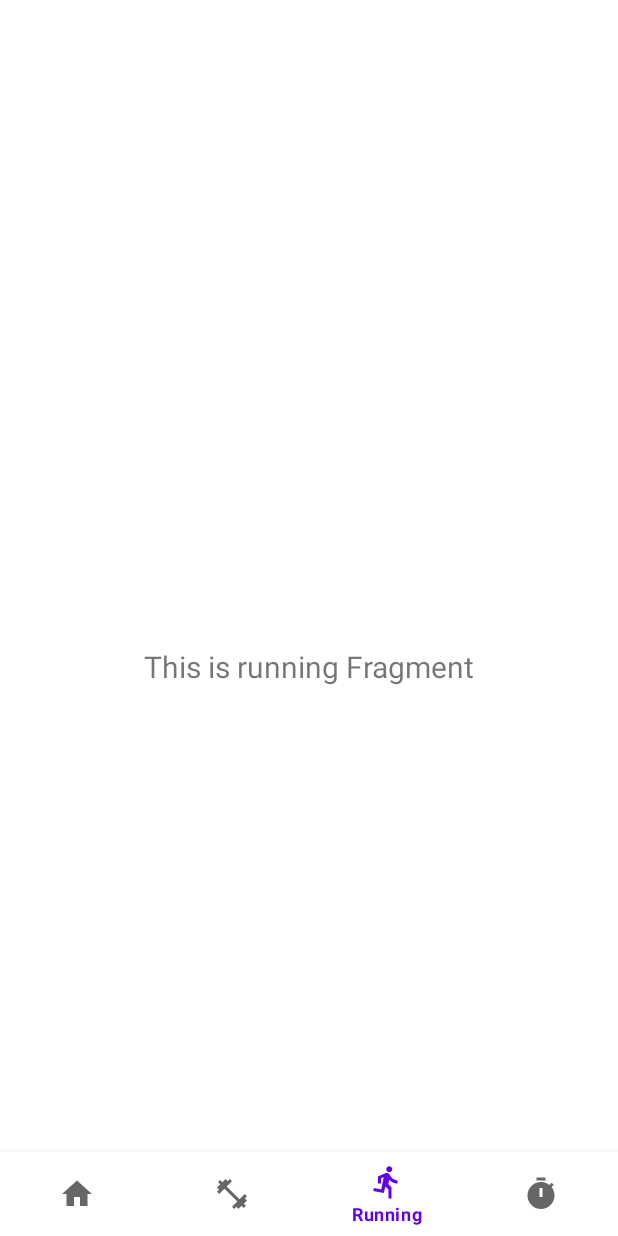
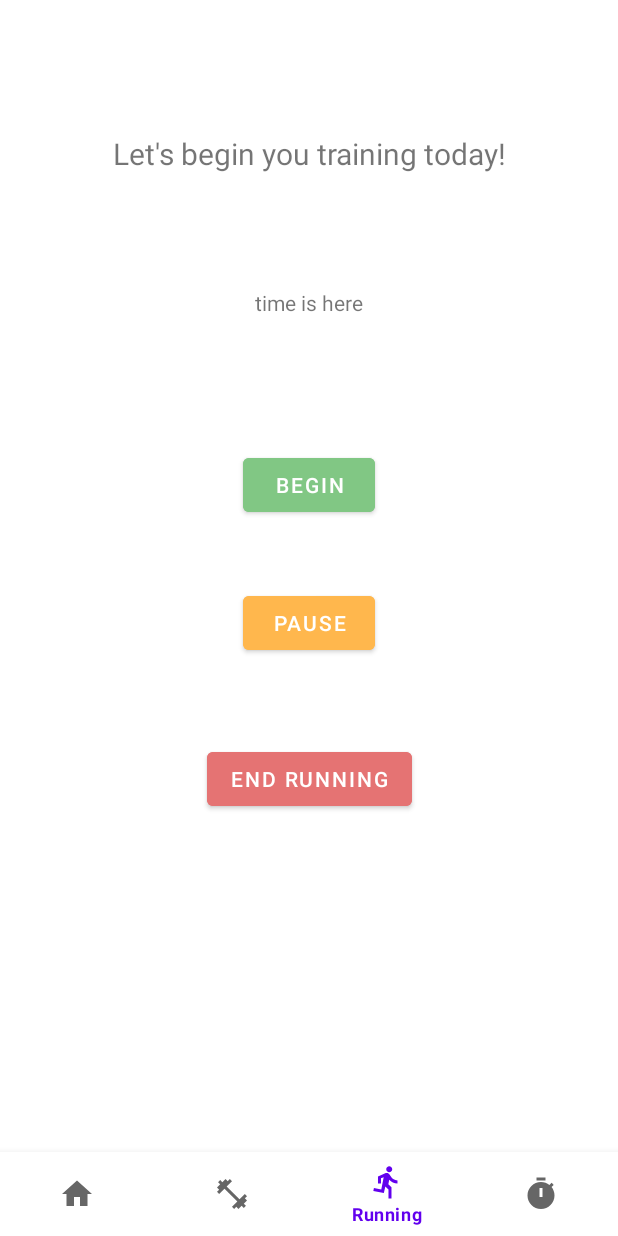
Before and after one commit to Sutemi67/Kotlin_TrainingDiary_app, an Android app: the RunningFragment screen opened through its navigation route, on a phone screen of 412 x 824 dp. Run offline under Robolectric (Android 15) with nearby library versions, the phone set to English and light mode, and no system bars; our stand-ins replace navigation-ui.

Commit message:
running mvvm patch

```diff
--- a/app/src/main/java/apc/appcradle/trainingdiary/ui/notifications/RunningFragment.kt
+++ b/app/src/main/java/apc/appcradle/trainingdiary/ui/notifications/RunningFragment.kt
@@ -6,39 +6,29 @@ import android.view.View
 import android.view.ViewGroup
 import android.widget.TextView
 import androidx.fragment.app.Fragment
-import androidx.lifecycle.ViewModelProvider
 import apc.appcradle.trainingdiary.databinding.FragmentRunningBinding
+import org.koin.androidx.viewmodel.ext.android.viewModel
 
 class RunningFragment : Fragment() {
 
-    private var _binding: FragmentRunningBinding? = null
-    private val binding get() = _binding!!
+    private lateinit var binding: FragmentRunningBinding
+    private val vm by viewModel<RunningViewModel>()
 
     override fun onCreateView(
         inflater: LayoutInflater,
         container: ViewGroup?,
         savedInstanceState: Bundle?
     ): View {
-        val runningViewModel =
-            ViewModelProvider(this)[RunningViewModel::class.java]
-
-        _binding = FragmentRunningBinding.inflate(inflater, container, false)
-        val root: View = binding.root
-
-        val textView: TextView = binding.textRunning
-        runningViewModel.text.observe(viewLifecycleOwner) {
+        binding = FragmentRunningBinding.inflate(layoutInflater, container, false)
+        val textView: TextView = binding.greetings
+        vm.text.observe(viewLifecycleOwner) {
             textView.text = it
         }
-        return root
+        return binding.root
     }
 
     override fun onViewCreated(view: View, savedInstanceState: Bundle?) {
         super.onViewCreated(view, savedInstanceState)
-
-    }
-
-    override fun onDestroyView() {
-        super.onDestroyView()
-        _binding = null
+        binding.start
     }
 }
--- a/app/src/main/java/apc/appcradle/trainingdiary/ui/notifications/RunningViewModel.kt
+++ b/app/src/main/java/apc/appcradle/trainingdiary/ui/notifications/RunningViewModel.kt
@@ -7,7 +7,7 @@ import androidx.lifecycle.ViewModel
 class RunningViewModel : ViewModel() {
 
     private val _text = MutableLiveData<String>().apply {
-        value = "This is running Fragment"
+        value = "Let's begin you training today!"
     }
     val text: LiveData<String> = _text
 }
--- a/app/src/main/res/layout/fragment_running.xml
+++ b/app/src/main/res/layout/fragment_running.xml
@@ -7,17 +7,63 @@
     tools:context=".ui.notifications.RunningFragment">
 
     <TextView
-        android:id="@+id/text_running"
+        android:id="@+id/greetings"
         android:layout_width="match_parent"
         android:layout_height="wrap_content"
         android:layout_marginStart="8dp"
         android:layout_marginTop="8dp"
         android:layout_marginEnd="8dp"
+        android:text="Begin your running today"
         android:textAlignment="center"
         android:textSize="20sp"
         app:layout_constraintBottom_toBottomOf="parent"
         app:layout_constraintEnd_toEndOf="parent"
+        app:layout_constraintHorizontal_bias="0.0"
         app:layout_constraintStart_toStartOf="parent"
-        app:layout_constraintTop_toTopOf="parent" />
+        app:layout_constraintTop_toTopOf="parent"
+        app:layout_constraintVertical_bias="0.034" />
+
+    <TextView
+        android:id="@+id/timer_text"
+        android:layout_width="wrap_content"
+        android:layout_height="wrap_content"
+        android:layout_marginTop="76dp"
+        android:text="time is here"
+        app:layout_constraintEnd_toEndOf="parent"
+        app:layout_constraintStart_toStartOf="parent"
+        app:layout_constraintTop_toBottomOf="@+id/greetings" />
+
+    <Button
+        android:id="@+id/start"
+        android:layout_width="wrap_content"
+        android:layout_height="wrap_content"
+        android:layout_marginTop="88dp"
+        android:backgroundTint="@color/start_green"
+        android:text="begin"
+        app:layout_constraintEnd_toEndOf="parent"
+        app:layout_constraintStart_toStartOf="parent"
+        app:layout_constraintTop_toBottomOf="@+id/timer_text" />
+
+    <Button
+        android:id="@+id/pause"
+        android:layout_width="wrap_content"
+        android:layout_height="wrap_content"
+        android:layout_marginTop="44dp"
+        android:backgroundTint="@color/pause_yellow"
+        android:text="pause"
+        app:layout_constraintEnd_toEndOf="@+id/start"
+        app:layout_constraintStart_toStartOf="@+id/start"
+        app:layout_constraintTop_toBottomOf="@+id/start" />
+
+    <Button
+        android:id="@+id/stop"
+        android:layout_width="wrap_content"
+        android:layout_height="wrap_content"
+        android:layout_marginTop="56dp"
+        android:backgroundTint="@color/stop_red"
+        android:text="end running"
+        app:layout_constraintEnd_toEndOf="@+id/pause"
+        app:layout_constraintStart_toStartOf="@+id/pause"
+        app:layout_constraintTop_toBottomOf="@+id/pause" />
 
 </androidx.constraintlayout.widget.ConstraintLayout>
--- a/app/src/main/res/layout/fragment_timer.xml
+++ b/app/src/main/res/layout/fragment_timer.xml
@@ -10,11 +10,11 @@
         android:id="@+id/input"
         android:layout_width="match_parent"
         android:layout_height="wrap_content"
-        android:layout_margin="30dp"
+        android:layout_margin="50dp"
         android:autofillHints="input"
         android:inputType="number"
         android:hint="input here your seconds"
-        android:gravity="end"
+        android:gravity="center"
         app:layout_constraintStart_toStartOf="parent"
         app:layout_constraintTop_toTopOf="parent"
         tools:ignore="LabelFor" />
--- a/app/src/main/res/values/colors.xml
+++ b/app/src/main/res/values/colors.xml
@@ -7,4 +7,8 @@
     <color name="teal_700">#FF018786</color>
     <color name="black">#FF000000</color>
     <color name="white">#FFFFFFFF</color>
+    <color name="stop_red">#E57373</color>
+    <color name="start_green">#81C784</color>
+    <color name="pause_yellow">#FFB74D</color>
+
 </resources>
```
